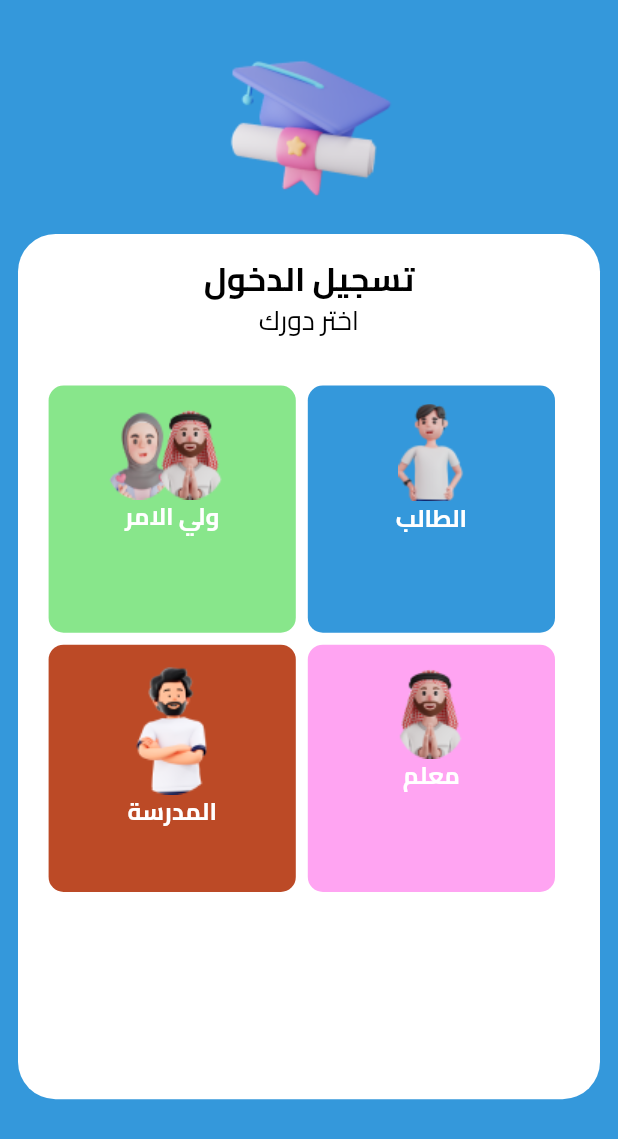
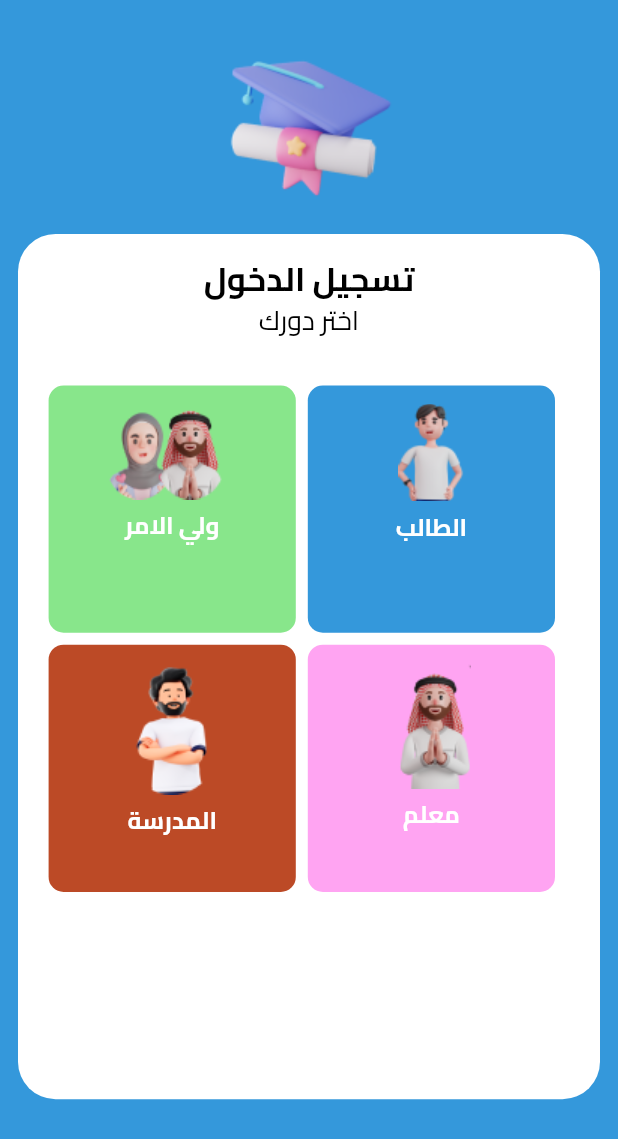
Before and after one commit to mahmoudrabie97/Test_Manegment, a Flutter app: the screen it shows after launch, on a phone screen of 412 x 824 dp. Shown: the top 1139 px of the screen. Run offline on Flutter 3.47's test engine with Material 3 defaults, Android fonts, the light colour scheme and no system bars; our stand-ins replace animated_text_kit; project files that could hold a hidden picture were left out.

Commit message:
add words

```diff
--- a/lib/pages/welcome_page_one/widgets/custom_sub_container.dart
+++ b/lib/pages/welcome_page_one/widgets/custom_sub_container.dart
@@ -28,6 +28,7 @@ class CustomSubContainer extends StatelessWidget {
             children: [
               SizedBox(height: 12,),
               Image.asset( image ),
+              SizedBox(height: 6,),
               CustomTextarabic(
                 text: containerText,
                 fontSize: 16,
--- a/lib/pages/welcome_page_one/widgets/welcom_one_custom_main_container.dart
+++ b/lib/pages/welcome_page_one/widgets/welcom_one_custom_main_container.dart
@@ -66,7 +66,7 @@ class WelcomOneCustomMainContainer extends StatelessWidget {
                         CustomSubContainer(
                           containerText: S.of(context).Teached, //ضيف الاسم الصح
                           color: AppColor.pinkLight,
-                          image: AssetsData.father,
+                          image: AssetsData.teacher,
                         ),
                         CustomSubContainer(
                           containerText: S.of(context).School, //ضيف الاسم الصح
--- a/lib/utilites/assets.dart
+++ b/lib/utilites/assets.dart
@@ -31,4 +31,5 @@ class AssetsData {
   static const imageRight = 'assets/images/image_right.png';
   static const imageLeft = 'assets/images/image_left.png';
   static const parent = 'assets/images/parent.png';
+  static const teacher = 'assets/images/teacher.png';
 }
```
Also changed, not shown: lib/l10n/intl_en.arb (+38 -26 lines), assets/images/teacher.png (added), lib/generated/intl/messages_en.dart, lib/generated/l10n.dart.
